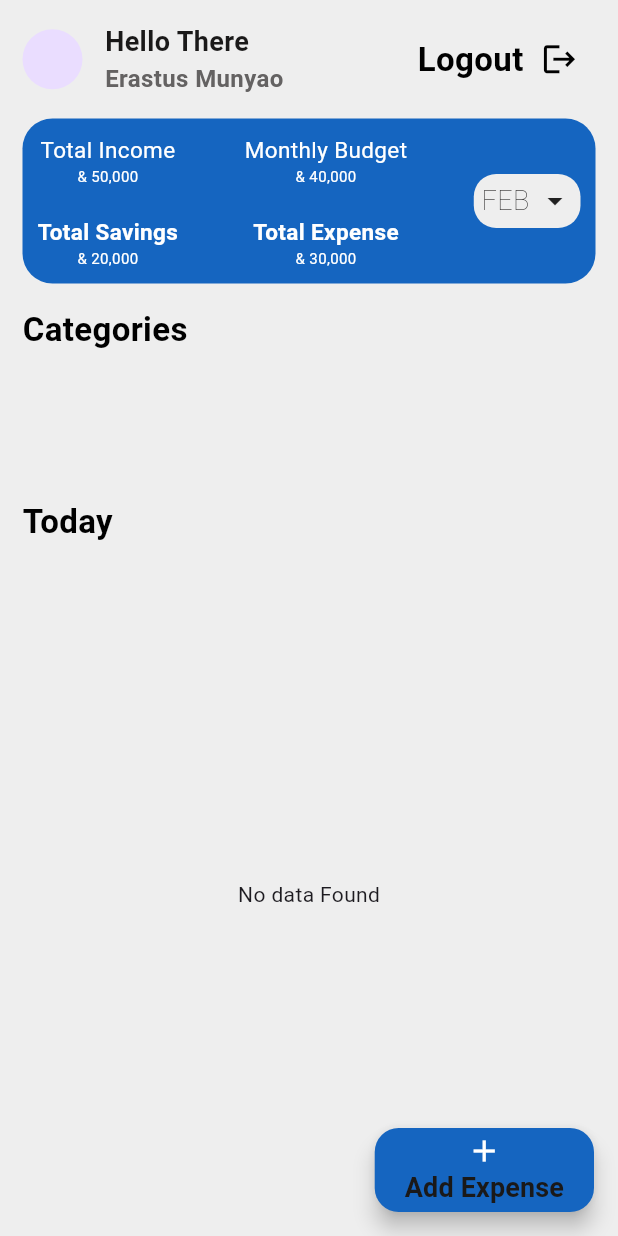
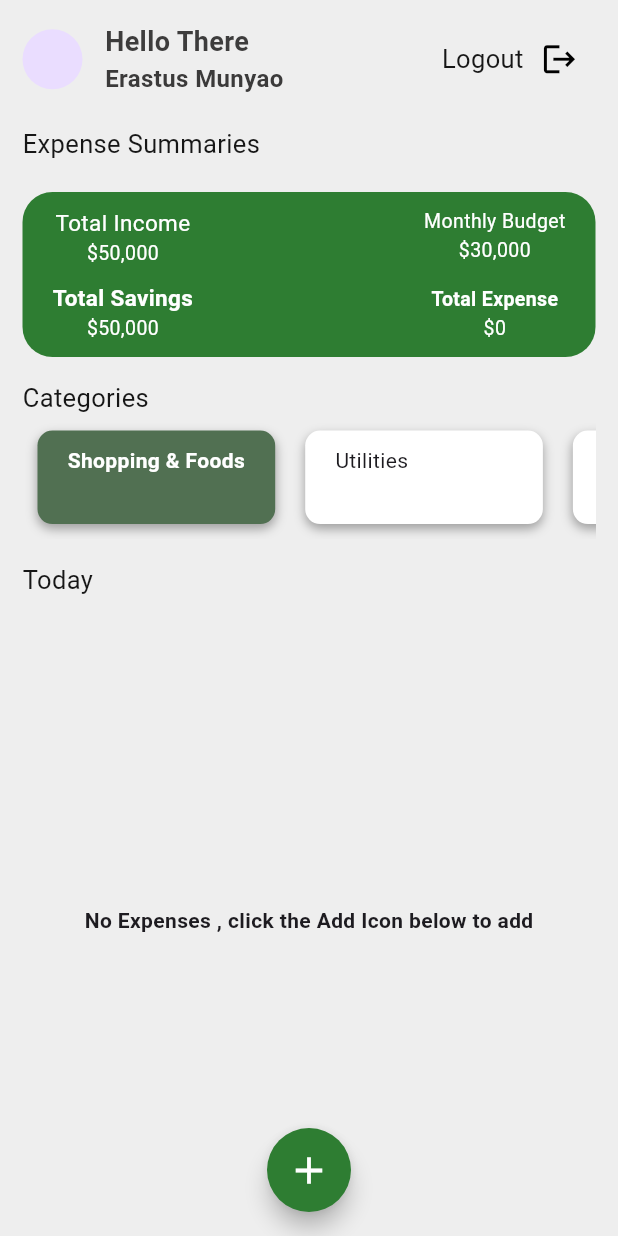
Before and after one commit to Erasto-M/Codsoft-Personal-Expense-Tracker-flutter-app, a Flutter app: the screen it shows once a user with an empty profile is signed in, on a phone screen of 412 x 824 dp. Run offline on Flutter 3.47's test engine with Material 3 defaults, Android fonts, the phone set to English and light mode, and no system bars; our stand-ins replace cloud_firestore, firebase_auth, firebase_core, firebase_database, flutter_riverpod, fluttertoast; accounts and stored records are empty.

Commit message:
Computed the total expense

```diff
--- a/lib/Home/homepage.dart
+++ b/lib/Home/homepage.dart
@@ -3,7 +3,9 @@ import 'package:flutter/material.dart';
 import 'package:flutter/widgets.dart';
 import 'package:flutter_riverpod/flutter_riverpod.dart';
 import 'package:intl/intl.dart';
+import 'package:personal_expense_tracker_codsoft/Authentication/Providers/auth_providers.dart';
 import 'package:personal_expense_tracker_codsoft/Authentication/Screens/loading_screen.dart';
+import 'package:personal_expense_tracker_codsoft/Home/Backend/firebase_service.dart';
 import 'package:personal_expense_tracker_codsoft/Home/Providers/homepage_providers.dart';
 import 'package:personal_expense_tracker_codsoft/Home/add_expense_screen.dart';
 import 'package:personal_expense_tracker_codsoft/Models/add_expense_Model.dart';
@@ -19,11 +21,11 @@ class HomePage extends ConsumerWidget {
   const HomePage({
     super.key,
   });
-
   @override
   Widget build(BuildContext context, WidgetRef ref) {
     final getExpenseFromFirebase = ref.watch(getExpenseFromFirebaseProvider);
     final selectedCategory = ref.watch(selectedCategoryProvider);
+
     return SafeArea(
       child: Scaffold(
           backgroundColor: Colors.grey[200],
@@ -55,10 +57,13 @@ class HomePage extends ConsumerWidget {
                     const Spacer(),
                     Row(
                       children: [
-                        showBigText(
-                            text: "Logout", fontWeight: FontWeight.bold),
+                        showBigText(text: "Logout"),
                         IconButton(
-                            onPressed: () {},
+                            onPressed: () {
+                              ref
+                                  .read(firebaseAuthProvider)
+                                  .signOutUser(context);
+                            },
                             icon: const Icon(
                               Icons.logout,
                               size: 25,
@@ -69,29 +74,28 @@ class HomePage extends ConsumerWidget {
                   ],
                 ),
                 // Momthly budget container
-                showmediumspace(),
+                showsmallspace(),
+                showBigText(text: "Expense Summaries"),
+                showsmallspace(),
                 showExpenseConatiner(context),
                 showmediumspace(),
                 // categories listview
-                showBigText(text: "Categories", fontWeight: FontWeight.bold),
-
+                showBigText(text: "Categories"),
+                // Container for the Categories
                 Container(
                   height: MediaQuery.of(context).size.height / 10,
                   child: getExpenseFromFirebase.when(data: (data) {
-                    final Set<String> uniqueCategories = Set<String>();
+                    final categories = ref.watch(expenseCategoryProvider);
                     return ListView.builder(
                         scrollDirection: Axis.horizontal,
-                        itemCount: data.length,
+                        itemCount: categories.length,
                         itemBuilder: (context, Index) {
-                          AddExpenseModel expenseCategory = data[Index];
-                          if (!uniqueCategories
-                              .contains(expenseCategory.category)) {
-                            uniqueCategories.add(expenseCategory.category);
+                          final expenseCategoryTitle = categories[Index];
                           return GestureDetector(
                             onTap: () {
                               ref
                                   .read(selectedCategoryProvider.notifier)
-                                    .state = expenseCategory.category ?? '';
+                                  .state = expenseCategoryTitle;
                             },
                             child: Container(
                               height: MediaQuery.of(context).size.height / 6,
@@ -100,9 +104,8 @@ class HomePage extends ConsumerWidget {
                                   horizontal: 20, vertical: 10),
                               width: MediaQuery.of(context).size.width / 2.6,
                               decoration: BoxDecoration(
-                                  color: selectedCategory ==
-                                          expenseCategory.category
-                                      ? Colors.grey
+                                color: selectedCategory == expenseCategoryTitle
+                                    ? const Color.fromARGB(255, 81, 112, 82)
                                     : Colors.white,
                                 borderRadius: BorderRadius.circular(10),
                                 boxShadow: const [
@@ -113,10 +116,14 @@ class HomePage extends ConsumerWidget {
                                   )
                                 ],
                               ),
-                                child: Text(expenseCategory.category),
+                              child: selectedCategory == expenseCategoryTitle
+                                  ? Text(expenseCategoryTitle,
+                                      style: const TextStyle(
+                                          color: Colors.white,
+                                          fontWeight: FontWeight.bold))
+                                  : Text(expenseCategoryTitle),
                             ),
                           );
-                          }
                         });
                   }, error: (err, _) {
                     return Text(err.toString());
@@ -126,8 +133,9 @@ class HomePage extends ConsumerWidget {
                 ),
 
                 showmediumspace(),
-                showBigText(text: "Today", fontWeight: FontWeight.bold),
+                showBigText(text: "Today"),
                 showmediumspace(),
+                // Listview for showing expenses for the selected category
                 Expanded(
                     child: getExpenseFromFirebase.when(data: (data) {
                   if (data.isNotEmpty) {
@@ -162,8 +170,6 @@ class HomePage extends ConsumerWidget {
                                 children: [
                                   Text(
                                     expense.title,
-                                    style: const TextStyle(
-                                        fontWeight: FontWeight.bold),
                                   ),
                                   const Spacer(),
                                   Text(NumberFormat.currency(
@@ -171,38 +177,34 @@ class HomePage extends ConsumerWidget {
                                       .format(amount))
                                 ],
                               ),
-                              subtitle: Row(
-                                crossAxisAlignment: CrossAxisAlignment.start,
-                                children: [
-                                  Text(
-                                    expense.category,
+                              subtitle: Text(
+                                dateFormat.toString(),
                                 style: const TextStyle(
                                   fontSize: 14,
                                 ),
                               ),
-                                  const SizedBox(
-                                    width: 13,
-                                  ),
-                                  Text(
-                                    dateFormat.toString(),
-                                    style: const TextStyle(
-                                      fontSize: 14,
-                                    ),
-                                  )
-                                ],
-                              ),
-                              trailing: IconButton(
-                                onPressed: () {},
-                                icon: const Icon(
-                                  Icons.delete,
-                                  color: Colors.blue,
-                                ),
-                              ),
+                              // trailing: IconButton(
+                              //   onPressed: () {
+                              //     ref
+                              //         .read(firebaseServicesProvider)
+                              //         .deleteExpense(expenseId: expense.id!);
+                              //   },
+                              //   icon: Icon(
+                              //     Icons.delete,
+                              //     color: kcBackgroundColor,
+                              //   ),
+                              // ),
                             ),
                           );
                         });
                   } else {
-                    return const Center(child: Text("No data Found"));
+                    return const Center(
+                        child: Text(
+                      "No Expenses , click the Add Icon below to add",
+                      style: TextStyle(
+                        fontWeight: FontWeight.bold,
+                      ),
+                    ));
                   }
                 }, error: (err, _) {
                   return Center(child: Text(err.toString()));
@@ -214,29 +216,25 @@ class HomePage extends ConsumerWidget {
             ),
           ),
           //floating action button for calling the add expense dialog
+
+          floatingActionButtonLocation:
+              FloatingActionButtonLocation.centerFloat,
           floatingActionButton: Consumer(
             builder: (context, ref, child) {
-              return FloatingActionButton.extended(
+              return FloatingActionButton(
+                shape: const CircleBorder(),
                 backgroundColor: kcBackgroundColor,
                 onPressed: () {
-                    final showDialogCurrentState =
-                        ref.read(showAlertDialogProvider.notifier).state = true;
-                    if (showDialogCurrentState) {
-                      showAlertDialog(context);
-                    } else {
-                      const SizedBox();
-                    }
+                  Navigator.of(context).push(
+                      MaterialPageRoute(builder: (context) => FormScreen()));
                 },
-                  label: Column(
-                    children: [
-                      const Icon(
+                tooltip: "Add Expense",
+                child: const Icon(
                   Icons.add,
+                  size: 30,
                   color: Colors.white,
                 ),
-                      mediumText(
-                          text: "Add Expense", fontWeight: FontWeight.bold),
-                    ],
-                  ));
+              );
             },
           )),
     );
--- a/lib/Widgets/colors.dart
+++ b/lib/Widgets/colors.dart
@@ -3,12 +3,12 @@
 import 'package:flutter/material.dart';
 
 // Text colors
-Color bigTextcolor = Colors.black;
-Color mediumTextcolor = const Color.fromARGB(255, 26, 25, 25);
-Color smallTextcolor = const Color.fromARGB(255, 100, 98, 98);
+Color? bigTextcolor = const Color.fromARGB(255, 22, 22, 22);
+Color mediumTextcolor = Color.fromARGB(255, 61, 60, 60);
+Color smallTextcolor = Color.fromARGB(255, 59, 58, 58);
 
 // Background color
 Colors customBackgroundColor = Colors.grey[200] as Colors;
-Color? kcBackgroundColor = Colors.blue[800] ;
+Color? kcBackgroundColor = Colors.green[800];
 // Outlined button colors.
 Color outlinedButtonColors = Colors.green;
--- a/lib/Widgets/reusable_widgets.dart
+++ b/lib/Widgets/reusable_widgets.dart
@@ -1,5 +1,8 @@
 // reusable Textformfields
 import 'package:flutter/material.dart';
+import 'package:flutter_riverpod/flutter_riverpod.dart';
+import 'package:intl/intl.dart';
+import 'package:personal_expense_tracker_codsoft/Home/Providers/homepage_providers.dart';
 import 'package:personal_expense_tracker_codsoft/Widgets/colors.dart';
 
 TextFormField showTextFormField({
@@ -10,7 +13,6 @@ TextFormField showTextFormField({
   required IconData? suffixIcon,
   required TextInputType textInputType,
   required bool obscureText,
-  bool? readonly,
 }) {
   return TextFormField(
     keyboardType: textInputType,
@@ -21,7 +23,6 @@ TextFormField showTextFormField({
     autocorrect: true,
     validator: validator as String? Function(String?)?,
     obscureText: obscureText,
-    readOnly: readonly ?? false,
     decoration: InputDecoration(
       prefixIcon: Icon(prefixIcon),
       suffixIcon: GestureDetector(child: Icon(suffixIcon)),
@@ -37,14 +38,13 @@ TextFormField showTextFormField({
 // big Text
 Text showBigText({
   required String text,
-  required FontWeight fontWeight,
 }) {
   return Text(
     text,
     style: TextStyle(
       color: bigTextcolor,
-      fontSize: 22,
-      fontWeight: fontWeight,
+      fontSize: 17,
+      fontWeight: FontWeight.w400,
     ),
   );
 }
@@ -128,8 +128,19 @@ Widget showsmallspace() {
 }
 
 showExpenseConatiner(BuildContext context) {
+  return Consumer(builder: (context, ref, child) {
+    final totalIncome = ref.watch(totalIncomeProvider).toStringAsFixed(0);
+    final totalMonthlyBudget =
+        ref.watch(mothlyBudgetProvider).toStringAsFixed(0);
+    final totalExpenses = ref.watch(totalExpensesProvider).toStringAsFixed(0);
+    final totalSavings =
+        ref.watch(totalSavingsCalculatorProvider).toStringAsFixed(0);
+    double expenseAmount = double.tryParse(totalExpenses) ?? 0.0;
+    double savingsAmount = double.tryParse(totalSavings) ?? 0.0;
+    double incomeAmount = double.tryParse(totalIncome) ?? 0.0;
+    double monthlyBudgetAmont = double.tryParse(totalMonthlyBudget) ?? 0.0;
     return Container(
-    padding: const EdgeInsets.all(10),
+      padding: const EdgeInsets.symmetric(vertical: 10, horizontal: 20),
       height: 110,
       width: MediaQuery.of(context).size.width,
       decoration: BoxDecoration(
@@ -137,11 +148,11 @@ showExpenseConatiner(BuildContext context) {
       child: Row(
         mainAxisAlignment: MainAxisAlignment.spaceBetween,
         children: [
-        const Column(
+          Column(
             children: [
               Column(
                 children: [
-                Text(
+                  const Text(
                     "Total Income",
                     style: TextStyle(
                       color: Colors.white,
@@ -150,18 +161,19 @@ showExpenseConatiner(BuildContext context) {
                     ),
                   ),
                   Text(
-                  "& 50,000",
-                  style: TextStyle(
+                    NumberFormat.currency(symbol: '\$', decimalDigits: 0)
+                        .format(incomeAmount),
+                    style: const TextStyle(
                       color: Colors.white,
-                    fontSize: 10,
+                      fontSize: 13,
                     ),
                   ),
                 ],
               ),
-            Spacer(),
+              const Spacer(),
               Column(
                 children: [
-                Text(
+                  const Text(
                     "Total Savings",
                     style: TextStyle(
                       color: Colors.white,
@@ -170,10 +182,11 @@ showExpenseConatiner(BuildContext context) {
                     ),
                   ),
                   Text(
-                  "& 20,000",
-                  style: TextStyle(
+                    NumberFormat.currency(symbol: '\$', decimalDigits: 0)
+                        .format(savingsAmount),
+                    style: const TextStyle(
                       color: Colors.white,
-                    fontSize: 10,
+                      fontSize: 13,
                     ),
                   ),
                 ],
@@ -181,70 +194,73 @@ showExpenseConatiner(BuildContext context) {
             ],
           ),
           const Spacer(),
-        const Column(
+          Column(
             children: [
               Column(
                 children: [
-                Text(
+                  const Text(
                     "Monthly Budget",
                     style: TextStyle(
                       color: Colors.white,
-                    fontSize: 15,
+                      fontSize: 13,
                       fontWeight: FontWeight.normal,
                     ),
                   ),
                   Text(
-                  "& 40,000",
-                  style: TextStyle(
+                    NumberFormat.currency(symbol: '\$', decimalDigits: 0)
+                        .format(monthlyBudgetAmont),
+                    style: const TextStyle(
                       color: Colors.white,
-                    fontSize: 10,
+                      fontSize: 13,
                     ),
                   ),
                 ],
               ),
-            Spacer(),
+              const Spacer(),
               Column(
                 children: [
-                Text(
+                  const Text(
                     "Total Expense",
                     style: TextStyle(
                       color: Colors.white,
-                    fontSize: 15,
+                      fontSize: 13,
                       fontWeight: FontWeight.bold,
                     ),
                   ),
                   Text(
-                  "& 30,000",
-                  style: TextStyle(
+                    NumberFormat.currency(symbol: '\$', decimalDigits: 0)
+                        .format(expenseAmount),
+                    style: const TextStyle(
                       color: Colors.white,
-                    fontSize: 10,
+                      fontSize: 13,
                     ),
                   ),
                 ],
               ),
             ],
           ),
-        const Spacer(),
-        Center(
-            child: Container(
-          decoration: BoxDecoration(
-            color: Colors.grey[200],
-            borderRadius: BorderRadius.circular(15),
-          ),
-          padding: const EdgeInsets.symmetric(vertical: 5, horizontal: 5),
-          child: Row(
-            children: [
-              mediumText(text: "FEB", fontWeight: FontWeight.w100),
-              const SizedBox(
-                width: 5,
-              ),
-              const Icon(
-                Icons.arrow_drop_down,
-              )
-            ],
-          ),
-        ))
+          // const Spacer(),
+          // Center(
+          //     child: Container(
+          //   decoration: BoxDecoration(
+          //     color: Colors.grey[200],
+          //     borderRadius: BorderRadius.circular(15),
+          //   ),
+          //   padding: const EdgeInsets.symmetric(vertical: 5, horizontal: 5),
+          //   child: Row(
+          //     children: [
+          //       mediumText(text: "FEB", fontWeight: FontWeight.w100),
+          //       const SizedBox(
+          //         width: 5,
+          //       ),
+          //       const Icon(
+          //         Icons.arrow_drop_down,
+          //       )
+          //     ],
+          //   ),
+          // )),
         ],
       ),
     );
+  });
 }
```
Also changed, not shown: lib/Authentication/Backend/auth.dart (+17 -2 lines), lib/Authentication/Screens/login_screen.dart (+14 -3 lines), lib/Authentication/Screens/signup_screen.dart (+17 -4 lines), lib/Home/Backend/firebase_service.dart (+16 -1 lines), lib/Home/Providers/homepage_providers.dart (+37 -0 lines), lib/Home/add_expense_screen.dart (+81 -44 lines). Lines whose indentation alone changed are shown as unchanged.
